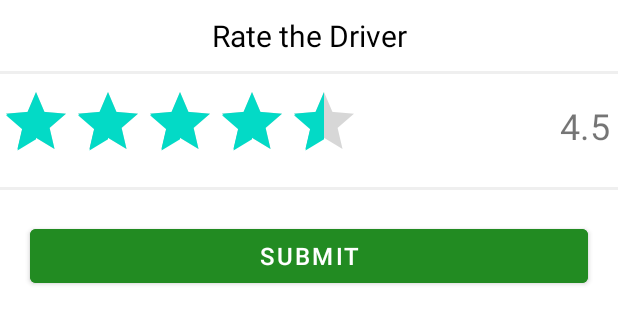
After one commit to Huzaifasammar/TraBusProject, an Android app: the layout review.xml on its own in the app's theme, with its tools: preview values and no code run, on a phone screen of 412 x 824 dp. The commit adds this screen. Shown: the top 324 px of the screen. Run offline under Robolectric (Android 15) with nearby library versions, the phone set to English and light mode, and no system bars.

Commit message:
StudentliveTracking+rating

```diff
--- a/app/src/main/java/com/example/trabus/Driver_Home_Activities/Maintanance.java
+++ b/app/src/main/java/com/example/trabus/Driver_Home_Activities/Maintanance.java
@@ -119,6 +119,7 @@ public void onclick()
         public void onClick(View v) {
             Toast.makeText(Maintanance.this,"Your response has been recorded",Toast.LENGTH_LONG).show();
             startActivity(new Intent(Maintanance.this,Driver_Home.class));
+            finish();
         }
     });
 
@@ -126,6 +127,7 @@ public void onclick()
         @Override
         public void onClick(View v) {
             startActivity(new Intent(Maintanance.this,Driver_Home.class));
+            finish();
         }
     });
 
--- a/app/src/main/java/com/example/trabus/Driver_Navigation_fragment/HomeFragment.java
+++ b/app/src/main/java/com/example/trabus/Driver_Navigation_fragment/HomeFragment.java
@@ -14,7 +14,6 @@ import com.example.trabus.Driver_Home_Activities.Maintanance;
 import com.example.trabus.Driver_Home_Activities.Schedule;
 import com.example.trabus.MapsActivity;
 import com.example.trabus.R;
-import com.example.trabus.Student_Home_Activities.TrackingBuses;
 
 
 public class HomeFragment extends Fragment {
--- a/app/src/main/java/com/example/trabus/Main/Signup/Driver_Signup_1.java
+++ b/app/src/main/java/com/example/trabus/Main/Signup/Driver_Signup_1.java
@@ -305,6 +305,7 @@ public class Driver_Signup_1 extends AppCompatActivity {
                                         dbreference.child("User").child("Drivers").child("Profile").child(id).setValue(helper);
                                         progressdialog.dismiss();
                                         startActivity(new Intent(Driver_Signup_1.this, SignIn.class));
+                                        finish();
                                     }
                                 });
                             }
--- a/app/src/main/java/com/example/trabus/MapsActivity.java
+++ b/app/src/main/java/com/example/trabus/MapsActivity.java
@@ -81,6 +81,7 @@ public class MapsActivity extends FragmentActivity implements OnMapReadyCallback
                 .findFragmentById(R.id.map);
         mapFragment.getMapAsync(this);
         getlocationupdates();
+        readchanges();
         Button EndRoute;
         EndRoute=findViewById(R.id.endroute);
 
--- a/app/src/main/java/com/example/trabus/Student_Home_Activities/Live_Tracking.java
+++ b/app/src/main/java/com/example/trabus/Student_Home_Activities/Live_Tracking.java
@@ -70,6 +70,7 @@ public class Live_Tracking extends AppCompatActivity {
             @Override
             public void onClick(View v) {
                 startActivity(new Intent(Live_Tracking.this, Student_Home.class));
+                finish();
             }
         });
     }
--- a/app/src/main/res/layout/maps_activity.xml
+++ b/app/src/main/res/layout/maps_activity.xml
@@ -6,7 +6,8 @@
 
     <RelativeLayout
         android:layout_width="match_parent"
-        android:layout_height="650dp"
+        android:layout_height="match_parent"
+        android:layout_above="@id/endroute"
         android:id="@+id/Rl_maps"
         >
         <include layout="@layout/activity_maps"></include>
@@ -19,7 +20,7 @@
         android:id="@+id/endroute"
         android:layout_marginStart="20dp"
         android:layout_marginEnd="20dp"
-        android:layout_below="@id/Rl_maps"
+        android:layout_marginBottom="5dp"
         android:text="End Route"
         android:textColor="@color/white"
         android:backgroundTint="@color/Green"
--- /dev/null
+++ b/app/src/main/res/layout/review.xml
@@ -0,0 +1,68 @@
+<?xml version="1.0" encoding="utf-8"?>
+<RelativeLayout xmlns:android="http://schemas.android.com/apk/res/android"
+    android:layout_width="match_parent"
+    android:layout_height="match_parent">
+
+    <TextView
+        android:layout_width="match_parent"
+        android:layout_height="wrap_content"
+        android:text="Rate the Driver"
+        android:gravity="center"
+        android:layout_marginTop="10dp"
+        android:id="@+id/tvrate"
+        android:textColor="@color/black"
+        android:textSize="20sp" />
+
+    <View
+        android:layout_width="match_parent"
+        android:layout_height="2dp"
+        android:background="@color/silver"
+        android:layout_below="@id/tvrate"
+        android:layout_marginTop="10dp" />
+
+    <RatingBar
+        android:layout_width="wrap_content"
+        android:layout_height="wrap_content"
+        android:numStars="5"
+        android:stepSize="0.5"
+        android:rating="4.5"
+        android:layout_marginTop="20dp"
+        android:layout_below="@id/tvrate"
+        android:id="@+id/ratingbar" />
+
+    <TextView
+        android:layout_width="wrap_content"
+        android:layout_height="wrap_content"
+        android:layout_below="@id/tvrate"
+        android:id="@+id/ratingtext"
+        android:layout_alignParentRight="true"
+        android:layout_marginEnd="5dp"
+        android:layout_marginTop="30dp"
+        android:textSize="24sp"
+        android:text="4.5" />
+
+    <View
+        android:layout_width="match_parent"
+        android:layout_height="2dp"
+        android:background="@color/silver"
+        android:layout_below="@id/ratingbar"
+        android:layout_marginTop="10dp"
+        android:id="@+id/view" />
+
+    <Button
+        android:layout_width="match_parent"
+        android:layout_height="wrap_content"
+        android:layout_below="@id/view"
+        android:id="@+id/btnrate"
+        android:layout_marginTop="20dp"
+        android:layout_alignParentLeft="true"
+        android:text="Submit"
+        android:layout_marginStart="20dp"
+        android:layout_marginEnd="20dp"
+        android:textColor="@color/white"
+        android:layout_marginBottom="10dp"
+        android:backgroundTint="@color/Green"
+        android:textSize="16sp" />
+
+
+</RelativeLayout>
```
Also changed, not shown: app/src/main/java/com/example/trabus/Student_Home_Activities/TrackBuses.java (+113 -28 lines), app/src/main/java/com/example/trabus/Student_Home_Activities/TrackingBuses.java (deleted, +0 -9 lines), app/src/main/java/com/example/trabus/models/Rating.java (added, +21 -0 lines).
